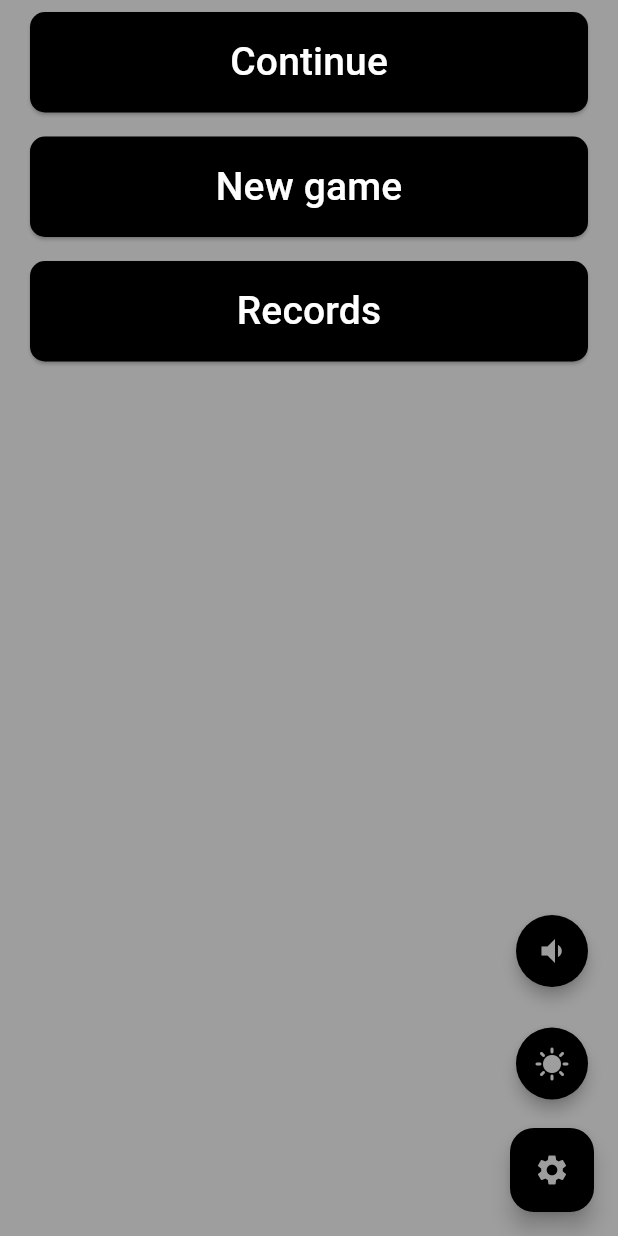
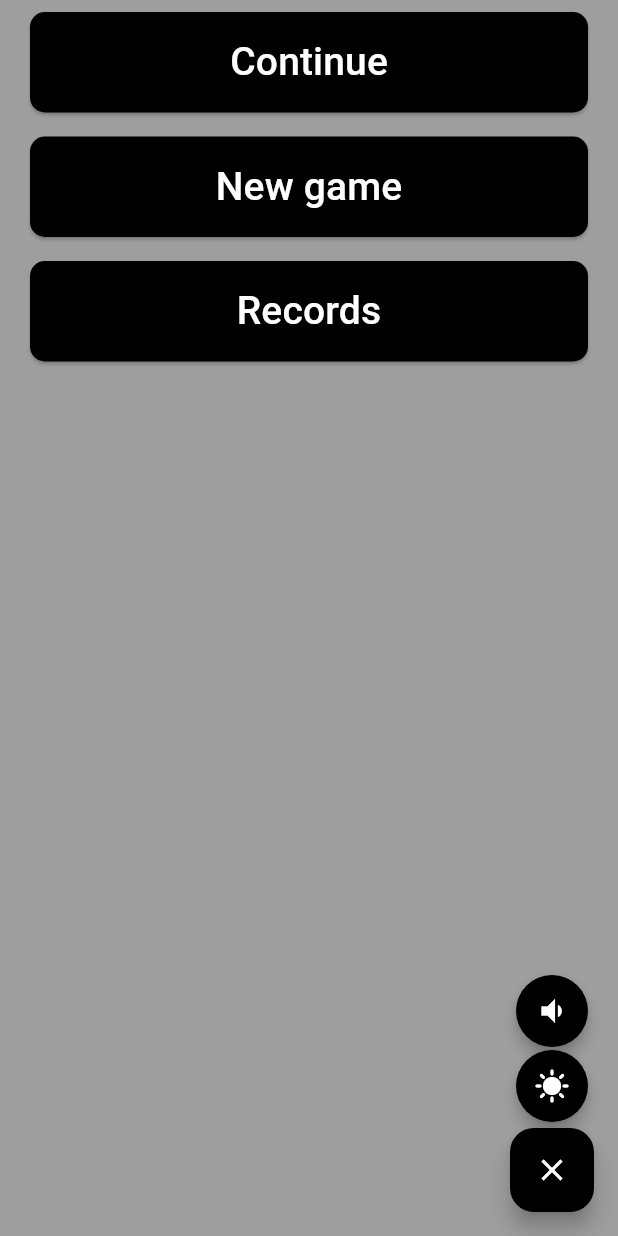
Before and after one commit to wAlienUFOx/minesweeper, a Flutter app: the screen it shows after launch, after a tap on the "settings" icon, on a phone screen of 412 x 824 dp. Run offline on Flutter 3.47's test engine with Material 3 defaults, Android fonts, the phone set to English and light mode, and no system bars; our stand-ins replace get, get_storage.

Commit message:
theme_service

```diff
--- a/lib/core/app_bindings.dart
+++ b/lib/core/app_bindings.dart
@@ -1,6 +1,12 @@
 import 'package:get/get.dart';
+import 'package:get_storage/get_storage.dart';
+import 'package:minesweeper/core/theme_service/theme_service.dart';
 
 class AppBindings extends Bindings {
   @override
-  void dependencies() {}
+  Future<void> dependencies() async {
+    Get.lazyPut<GetStorage>(() => GetStorage(), fenix: true);
+
+    Get.put(ThemeService());
+  }
 }
--- a/lib/pages/home/home_page.dart
+++ b/lib/pages/home/home_page.dart
@@ -40,7 +40,7 @@ class _HomePageState extends AbstractState<HomePage> {
       child: AppButton(
           onPressed: item.onTap,
           title: item.title,
-          color: theme.cardColor
+          color: theme.colorScheme.primary
       ),
     );
   }
--- a/lib/pages/splash_screen/splash_screen.dart
+++ b/lib/pages/splash_screen/splash_screen.dart
@@ -1,5 +1,7 @@
 import  'package:flutter/material.dart';
 import 'package:get/get.dart';
+import 'package:minesweeper/core/app_bindings.dart';
+import 'package:minesweeper/core/theme_service/theme_service.dart';
 
 class SplashScreen extends StatefulWidget {
   const SplashScreen({super.key});
@@ -20,6 +22,8 @@ class SplashScreenState extends State<SplashScreen> {
   }
 
   Future<void> initApp() async {
+    await AppBindings().dependencies();
+    Get.find<ThemeService>().initService();
     await Future.delayed(const Duration(milliseconds: 100));
   }
 
--- a/lib/themes.dart
+++ b/lib/themes.dart
@@ -4,7 +4,7 @@ ThemeData lightTheme = ThemeData(
     splashColor: Colors.white,
     //fontFamily: 'SFProText',
     colorScheme: const ColorScheme.light(
-      // primary: Color(0xff2D92FD),
+      primary: Colors.white,
       // inversePrimary: Color.fromARGB(77, 45, 146, 253),
       // primaryContainer: Color(0xffFAFAFA),
       // onPrimaryContainer: Color.fromARGB(153, 52, 52, 52),
@@ -23,7 +23,7 @@ ThemeData darkTheme = ThemeData(
     splashColor: const Color(0xff2C2E30),
     //fontFamily: 'SFProText',
     colorScheme: const ColorScheme.dark(
-      // primary: Color(0xff2D92FD),
+      primary: Colors.white24,
       // inversePrimary: Color.fromARGB(77, 45, 146, 253),
       // primaryContainer: Color(0xff323232),
       // onPrimaryContainer: Color.fromARGB(153, 255, 255, 255),
--- a/lib/widgets/settings_widget.dart
+++ b/lib/widgets/settings_widget.dart
@@ -1,4 +1,6 @@
 import 'package:flutter/material.dart';
+import 'package:get/get.dart';
+import 'package:minesweeper/core/theme_service/theme_service.dart';
 import 'dart:math';
 import 'package:minesweeper/widgets/abstract_state.dart';
 
@@ -11,22 +13,25 @@ class SettingsWidget extends StatefulWidget {
 
 class _SettingsWidgetState extends AbstractState<SettingsWidget> with SingleTickerProviderStateMixin {
 
-  List<ActionButton> buttons = [
-    ActionButton(
-        onPressed: () => {},
-        icon: const Icon(Icons.sunny)
-    ),
-    ActionButton(
-        onPressed: () => {},
-        icon: const Icon(Icons.volume_down)
-    )
-  ];
+  late List<ActionButton> buttons;
+  late ThemeService themeService;
   late final AnimationController controller;
   late final Animation<double> expandAnimation;
   bool open = false;
 
   @override
   void onInitPage() {
+    themeService = Get.find<ThemeService>();
+    buttons = [
+      ActionButton(
+          onPressed: () => themeService.changeTheme(),
+          icon: const Icon(Icons.sunny)
+      ),
+      ActionButton(
+          onPressed: () => {},
+          icon: const Icon(Icons.volume_down)
+      )
+    ];
     controller = AnimationController(
         value: 0.0,
         duration: const Duration(milliseconds: 500),
@@ -53,6 +58,7 @@ class _SettingsWidgetState extends AbstractState<SettingsWidget> with SingleTick
     } else {
       controller.reverse();
     }
+    setState(() {});
   }
 
   @override
@@ -62,7 +68,6 @@ class _SettingsWidgetState extends AbstractState<SettingsWidget> with SingleTick
         alignment: Alignment.bottomRight,
         clipBehavior: Clip.none,
         children: [
-          buildToClose(),
           ...buildButtons(),
           buildToOpen()
         ],
@@ -70,36 +75,11 @@ class _SettingsWidgetState extends AbstractState<SettingsWidget> with SingleTick
     );
   }
 
-  Widget buildToClose() {
-    return SizedBox(
-      width: 60,
-      height: 60,
-      child: Center(
-        child: Material(
-          shape: const CircleBorder(),
-          clipBehavior: Clip.antiAlias,
-          elevation: 4,
-          color: theme.colorScheme.onBackground,
-          child: InkWell(
-            onTap: toggle,
-            child: Padding(
-              padding: const EdgeInsets.all(8),
-              child: Icon(
-                Icons.close,
-                color: theme.colorScheme.background,
-              ),
-            ),
-          ),
-        ),
-      ),
-    );
-  }
-
   List<Widget> buildButtons() {
     final children = <Widget>[];
     final count = buttons.length;
-    const step = 75;
-    for (var i = 0, distance = 75.0; i < count;
+    const step = 50;
+    for (var i = 0, distance = 60.0; i < count;
     i++, distance += step) {
       children.add(
         ExpandingActionButton(
@@ -113,27 +93,12 @@ class _SettingsWidgetState extends AbstractState<SettingsWidget> with SingleTick
   }
 
   Widget buildToOpen() {
-    return IgnorePointer(
-      ignoring: open,
-      child: AnimatedContainer(
-        transformAlignment: Alignment.center,
-        transform: Matrix4.diagonal3Values(
-          open ? 0.7 : 1.0,
-          open ? 0.7 : 1.0,
-          1.0,
-        ),
-        duration: const Duration(milliseconds: 250),
-        curve: const Interval(0.0, 0.5, curve: Curves.easeOut),
-        child: AnimatedOpacity(
-          opacity: open ? 0.0 : 1.0,
-          curve: const Interval(0.25, 1.0, curve: Curves.easeInOut),
-          duration: const Duration(milliseconds: 250),
-          child: FloatingActionButton(
-            backgroundColor: theme.colorScheme.onBackground,
-            onPressed: toggle,
-            child: Icon(Icons.settings, color: theme.colorScheme.background,),
-          ),
-        ),
+    return FloatingActionButton(
+      backgroundColor: theme.colorScheme.onBackground,
+      onPressed: toggle,
+      child: Icon(
+          open ? Icons.close : Icons.settings,
+          color: theme.colorScheme.primary
       ),
     );
   }
@@ -196,7 +161,7 @@ class ActionButton extends StatelessWidget {
       child: IconButton(
         onPressed: onPressed,
         icon: icon,
-        color: theme.colorScheme.background,
+        color: theme.colorScheme.primary,
       ),
     );
   }
--- a/pubspec.yaml
+++ b/pubspec.yaml
@@ -11,6 +11,7 @@ dependencies:
     sdk: flutter
 
   get: ^4.6.5
+  get_storage: ^2.1.1
   cupertino_icons: ^1.0.2
 
 dev_dependencies:
```
Also changed, not shown: lib/widgets/app_button.dart (+2 -5 lines), pubspec.lock.
